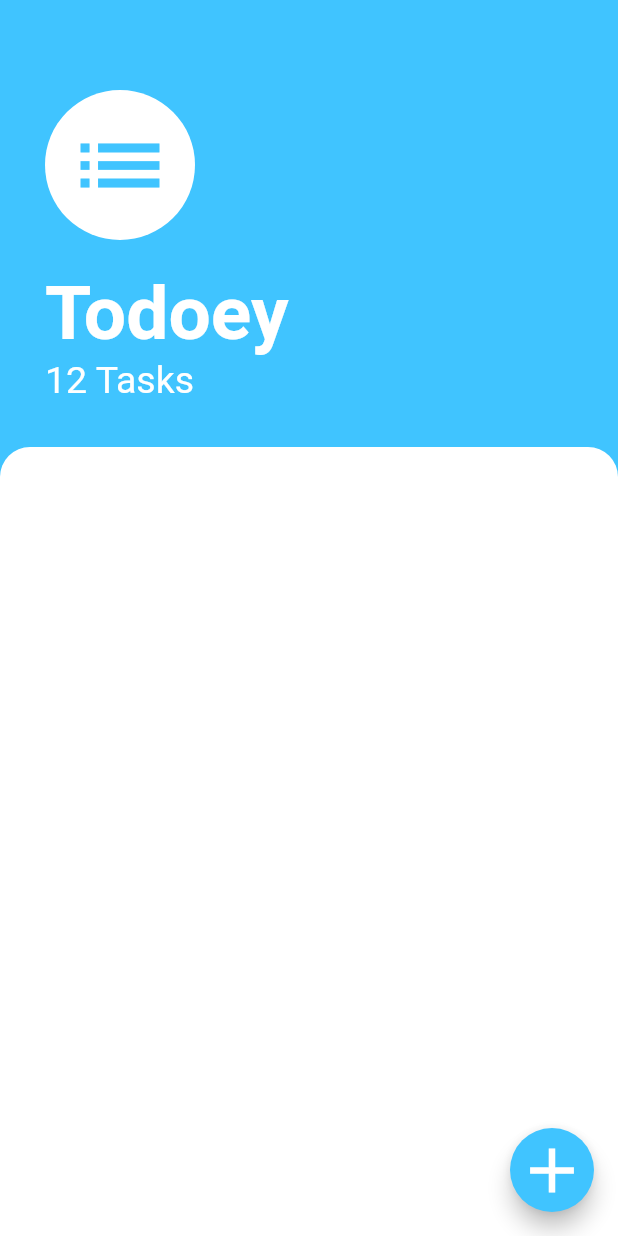
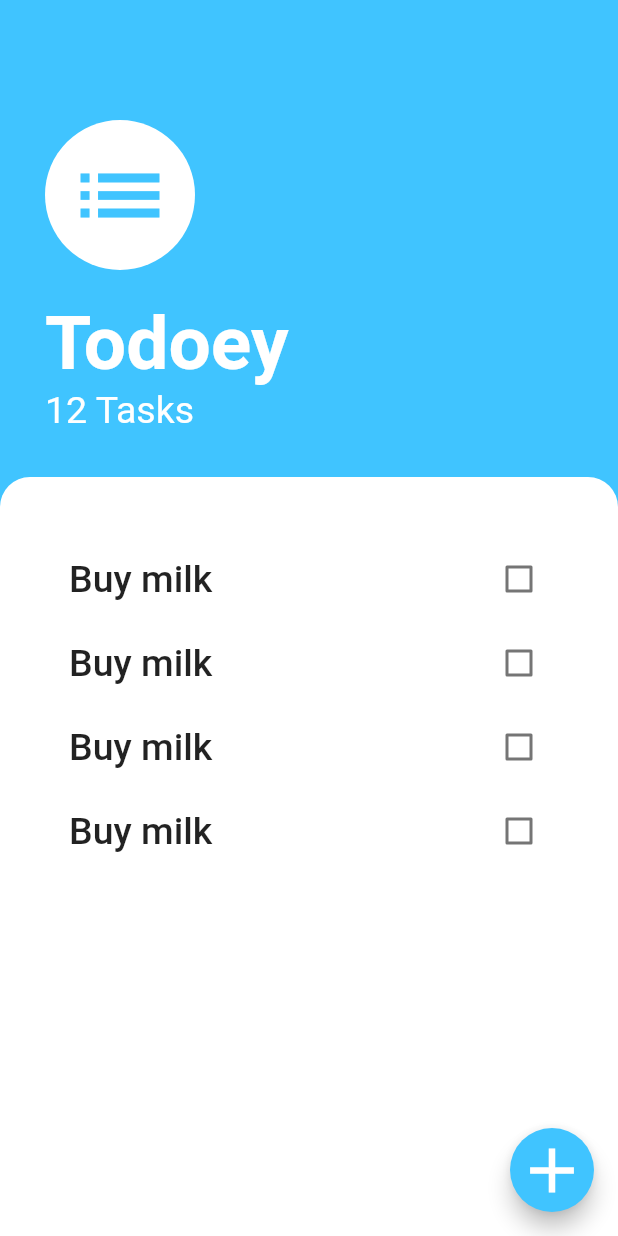
Before and after one commit to matr0s/todo_fliutter, a Flutter app: the screen it shows after launch, on a phone screen of 412 x 824 dp. Run offline on Flutter 3.47's test engine with Material 2 defaults, Android fonts, the phone set to English and light mode, and no system bars.

Commit message:
Task list added + extracted to the external widgets

```diff
--- a/lib/screens/tasks_screen.dart
+++ b/lib/screens/tasks_screen.dart
@@ -1,5 +1,10 @@
+import 'dart:ui';
+
+import 'package:flutter/cupertino.dart';
 import 'package:flutter/material.dart';
 import 'package:flutter/painting.dart';
+
+import 'package:todoey_fliutter/widgets/task_list.dart';
 
 class TasksScreen extends StatelessWidget {
   @override
@@ -18,12 +23,8 @@ class TasksScreen extends StatelessWidget {
       ),
       body: Column(crossAxisAlignment: CrossAxisAlignment.start, children: [
         Container(
-          padding: EdgeInsets.only(
-            top: 60.0,
-            left: 30.0,
-            right: 30.0,
-            bottom: 30.0,
-          ),
+          padding:
+              EdgeInsets.only(top: 80.0, left: 30.0, right: 30.0, bottom: 30.0),
           child:
               Column(crossAxisAlignment: CrossAxisAlignment.start, children: [
             CircleAvatar(
@@ -56,11 +57,13 @@ class TasksScreen extends StatelessWidget {
         Expanded(
           child: Container(
             decoration: BoxDecoration(
-                color: Colors.white,
-                borderRadius: BorderRadius.only(
-                  topRight: Radius.circular(20.0),
-                  topLeft: Radius.circular(20.0),
-                )),
+              color: Colors.white,
+              borderRadius: BorderRadius.only(
+                topRight: Radius.circular(20.0),
+                topLeft: Radius.circular(20.0),
+              ),
+            ),
+            child: TasksList(),
           ),
         ),
       ]),
--- /dev/null
+++ b/lib/widgets/task_list.dart
@@ -0,0 +1,18 @@
+import 'package:flutter/material.dart';
+
+import 'package:todoey_fliutter/widgets/task_tile.dart';
+
+class TasksList extends StatelessWidget {
+  @override
+  Widget build(BuildContext context) {
+    return ListView(
+        padding:
+            EdgeInsets.only(top: 40.0, bottom: 10.0, left: 30.0, right: 30.0),
+        children: [
+          TaskTile(),
+          TaskTile(),
+          TaskTile(),
+          TaskTile(),
+        ]);
+  }
+}
--- /dev/null
+++ b/lib/widgets/task_tile.dart
@@ -0,0 +1,23 @@
+import 'package:flutter/material.dart';
+
+class TaskTile extends StatelessWidget {
+  bool isChecked = false;
+  @override
+  Widget build(BuildContext context) {
+    return CheckboxListTile(
+      controlAffinity: ListTileControlAffinity.platform,
+      title: Text(
+        'Buy milk',
+        style: TextStyle(
+          fontSize: 25.0,
+          fontWeight: FontWeight.w500,
+        ),
+      ),
+      value: isChecked,
+      onChanged: (bool value) {
+        isChecked ? isChecked = !value : isChecked = value;
+        print(isChecked);
+      },
+    );
+  }
+}
```
